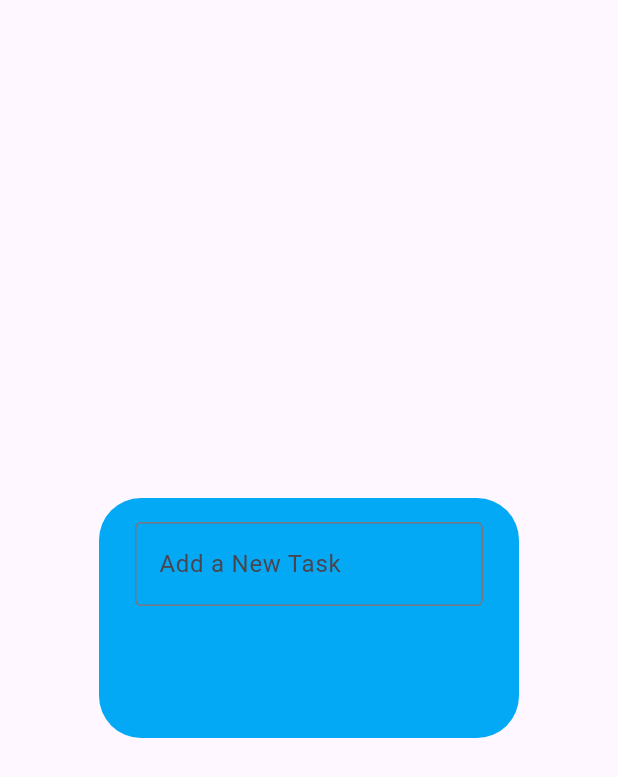
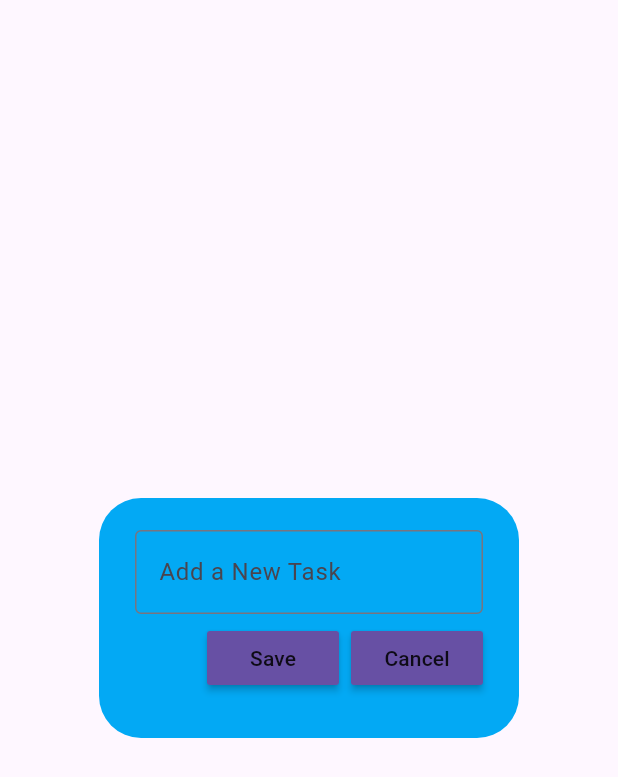
Before and after one commit to alexmortelsison/ToDoApp, a Flutter app: the DialogBox widget shown alone on an empty page, opened directly, on a phone screen of 412 x 824 dp. Shown: the top 777 px of the screen. Run offline on Flutter 3.47's test engine with Material 3 defaults, Android fonts, the phone set to English and light mode, and no system bars.

Commit message:
updated dialog_box

```diff
--- a/lib/util/dialog_box.dart
+++ b/lib/util/dialog_box.dart
@@ -1,25 +1,32 @@
 import 'package:flutter/material.dart';
 import 'package:flutter/widgets.dart';
+import 'package:todo_app/util/my_button.dart';
 
 class DialogBox extends StatelessWidget {
   const DialogBox({super.key});
 
   @override
   Widget build(BuildContext context) {
-    return const AlertDialog(
+    return AlertDialog(
       backgroundColor: Colors.lightBlue,
       content: SizedBox(
         height: 120,
         child: Column(
+          mainAxisAlignment: MainAxisAlignment.spaceEvenly,
           children: [
-            TextField(
+            const TextField(
               decoration: InputDecoration(
                 border: OutlineInputBorder(),
                 hintText: 'Add a New Task',
               ),
             ),
             Row(
-              children: [],
+              mainAxisAlignment: MainAxisAlignment.end,
+              children: [
+                MyButton(text: 'Save', onPressed: () {}),
+                const SizedBox(width: 8),
+                MyButton(text: 'Cancel', onPressed: () {}),
+              ],
             ),
           ],
         ),
```
